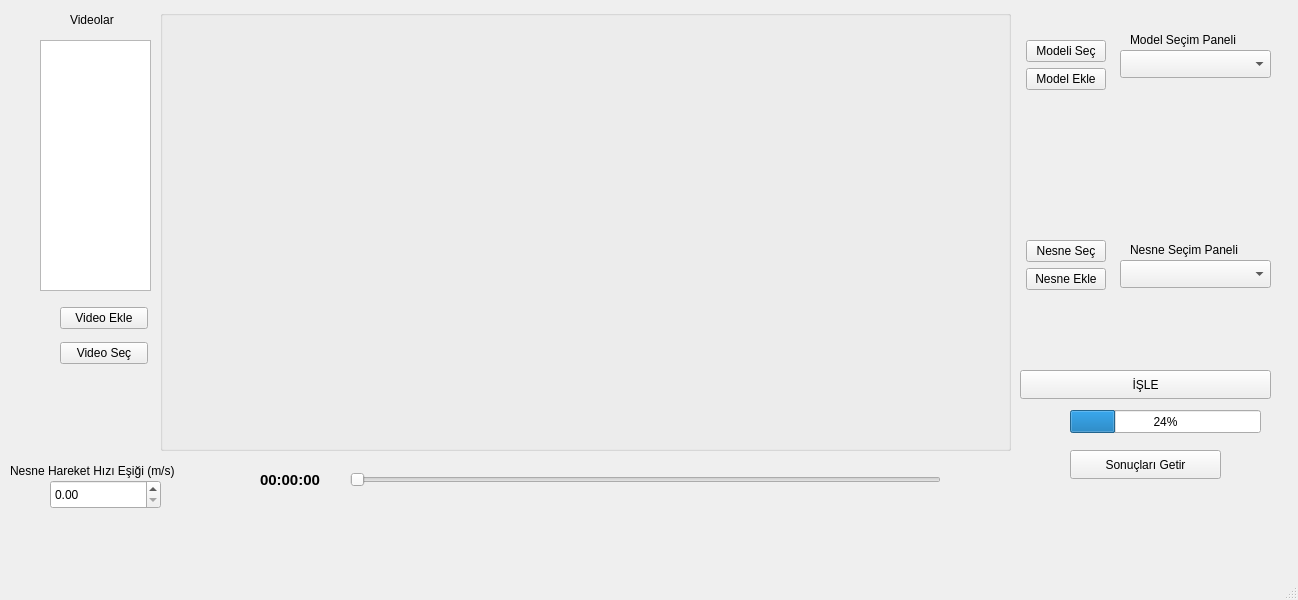
Above: QT/MotionDetector/mainwindow.ui from firatcaglarstaj/StajProje before the change. Below: the same form after it.
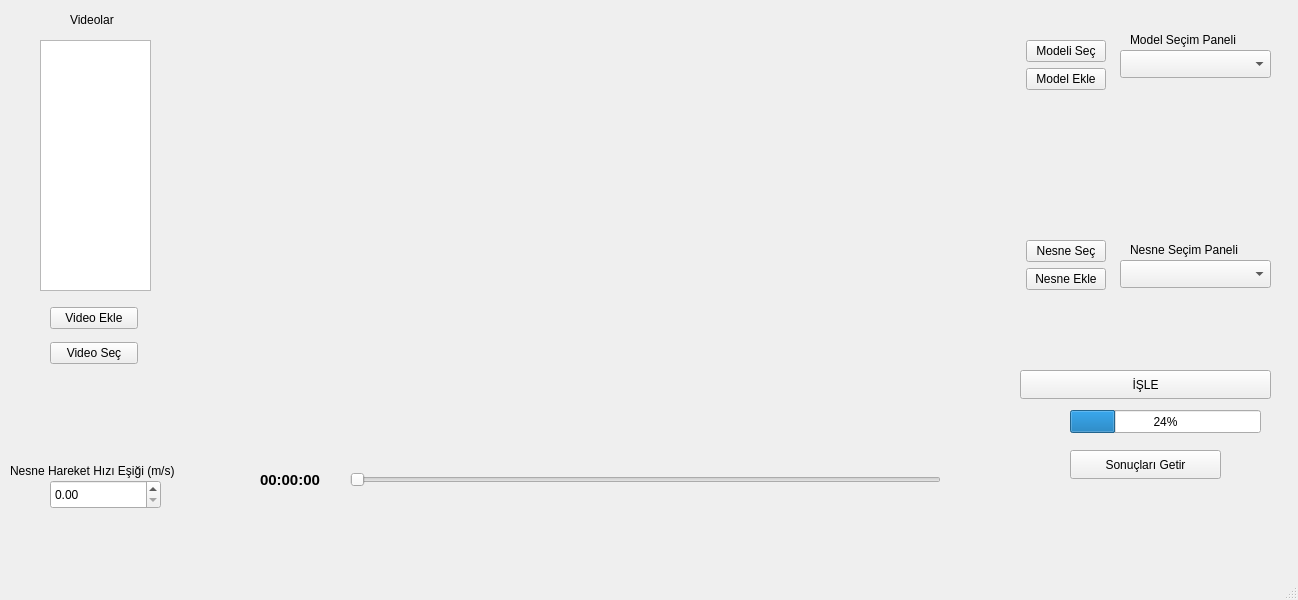
That is the form after the change.

Commit message: Entegrasyon Güncellemeleri

The edit to the form file:
```diff
--- a/QT/MotionDetector/mainwindow.ui
+++ b/QT/MotionDetector/mainwindow.ui
@@ -36,7 +36,7 @@
    <widget class="QWidget" name="verticalLayoutWidget">
     <property name="geometry">
      <rect>
-      <x>60</x>
+      <x>50</x>
       <y>300</y>
       <width>88</width>
       <height>71</height>
@@ -285,16 +285,26 @@
      <string>00:00:00</string>
     </property>
    </widget>
-   <widget class="QGroupBox" name="groupBox">
+   <widget class="QListWidget" name="videoListWidget">
     <property name="geometry">
      <rect>
-      <x>160</x>
-      <y>10</y>
-      <width>851</width>
-      <height>441</height>
+      <x>40</x>
+      <y>40</y>
+      <width>111</width>
+      <height>251</height>
      </rect>
     </property>
-    <property name="title">
+   </widget>
+   <widget class="QLabel" name="videoLabel">
+    <property name="geometry">
+     <rect>
+      <x>170</x>
+      <y>20</y>
+      <width>841</width>
+      <height>431</height>
+     </rect>
+    </property>
+    <property name="text">
      <string/>
     </property>
    </widget>
```
Left out of the diff: 10 changed lines with no effect on the pictures.
